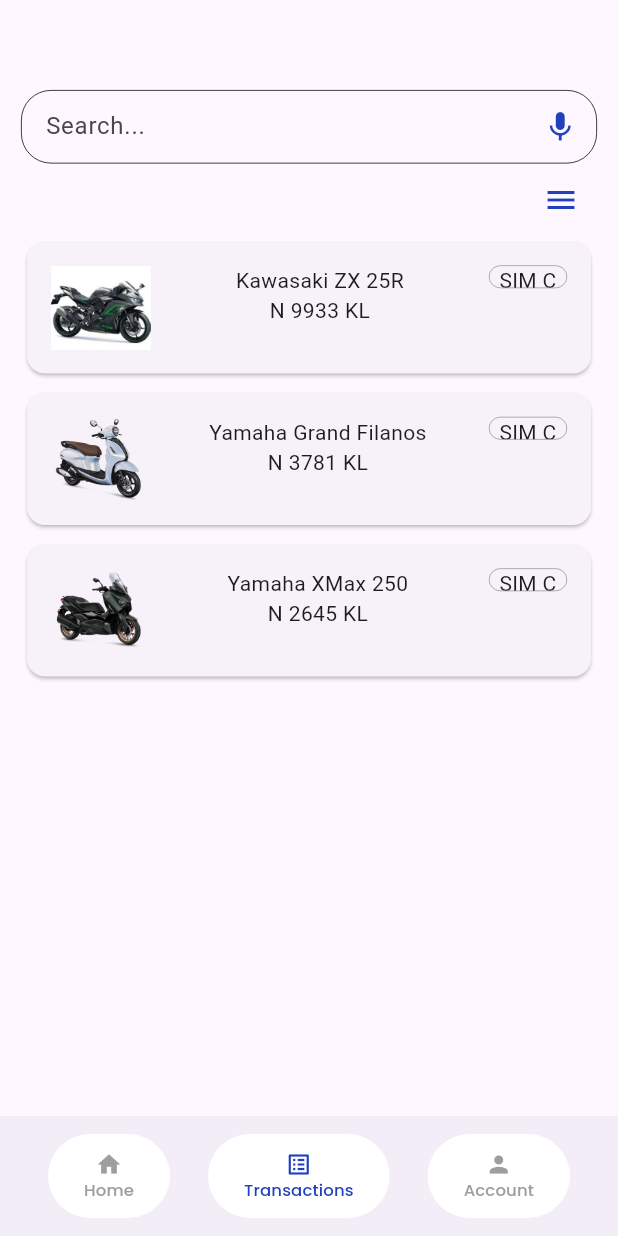
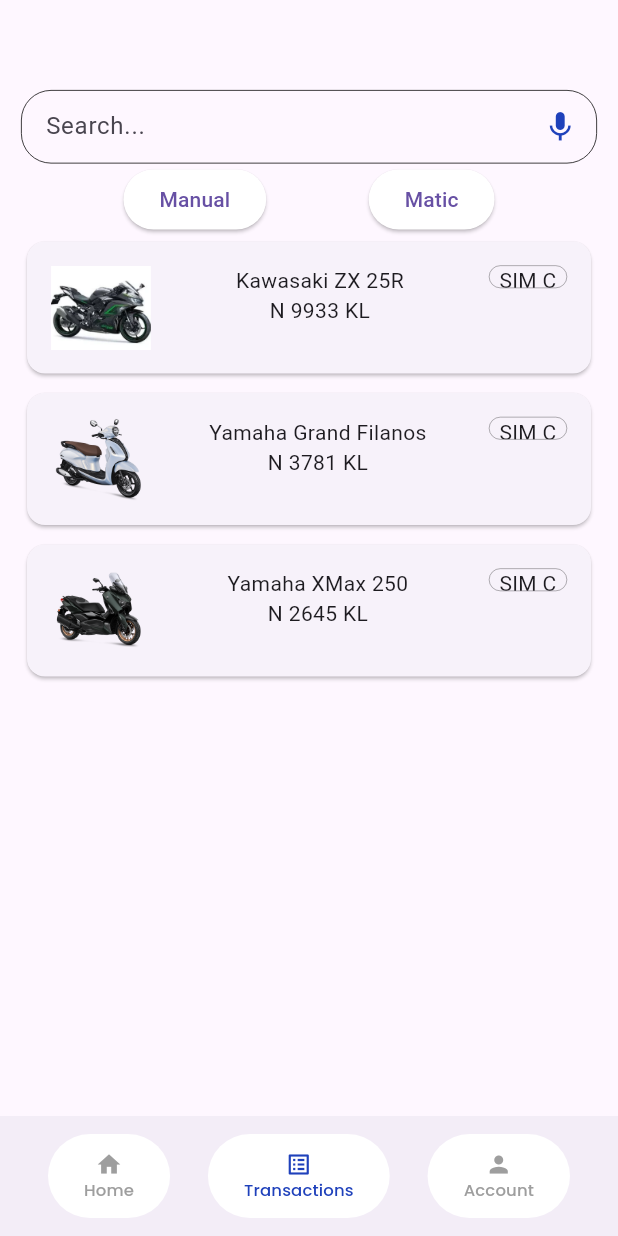
Before and after one commit to BrianMohamadSafiudin/SEPEDAKU, a Flutter app: the TransactionScreen screen opened directly, on a phone screen of 412 x 824 dp. Run offline on Flutter 3.47's test engine with Material 3 defaults, Android fonts, the phone set to English and light mode, and no system bars; our stand-ins replace animated_splash_screen, camera, cloud_firestore, easy_localization, firebase_auth, firebase_core and 7 more; missing offline and left inert: google_mlkit_text_recognition; accounts and stored records are empty.

Commit message:
W16 : Filter Button

```diff
--- a/src/lib/screens/transactions/components/body.dart
+++ b/src/lib/screens/transactions/components/body.dart
@@ -1,119 +1,60 @@
-import 'package:google_fonts/google_fonts.dart';
+import 'package:flutter/material.dart';
 import 'package:sepedaku/components/button_search.dart';
-import 'package:sepedaku/components/color.dart';
 import 'package:sepedaku/screens/transactions/components/view_item.dart';
-import 'package:flutter/material.dart';
 
 class Body extends StatefulWidget {
-  const Body({super.key});
+  const Body({Key? key}) : super(key: key);
 
   @override
   State<Body> createState() => _BodyState();
 }
 
 class _BodyState extends State<Body> {
-  bool isFilterVisible = false;
+  bool isKawasakiFilterSelected = false;
+  bool isYamahaFilterSelected = false;
+
   @override
   Widget build(BuildContext context) {
-    Size size = MediaQuery.of(context).size;
     return SingleChildScrollView(
       child: Padding(
         padding: const EdgeInsets.symmetric(horizontal: 14),
         child: Column(
           crossAxisAlignment: CrossAxisAlignment.end,
           children: [
-            ButtonSearch(),
-            IconButton(
+            ButtonSearch(), // Move the Search button to the top
+            Row(
+              mainAxisAlignment: MainAxisAlignment.spaceEvenly,
+              children: [
+                ElevatedButton(
                   onPressed: () {
                     setState(() {
-                    isFilterVisible = !isFilterVisible;
+                      isKawasakiFilterSelected = !isKawasakiFilterSelected;
                     });
                   },
-                icon: Icon(
-                  Icons.menu,
-                  color: primaryColor,
-                )),
-            Stack(
-              alignment: Alignment.topRight,
-              children: [
-                GridItem(),
-                Visibility(
-                  visible: isFilterVisible,
-                  child: Container(
-                    color: primaryColor,
-                    height: size.height,
-                    width: size.width * 0.7,
-                    child: Padding(
-                      padding: const EdgeInsets.all(16),
-                      child: Column(
-                        crossAxisAlignment: CrossAxisAlignment.start,
-                        children: [
-                          Text(
-                            'Filter',
-                            style: GoogleFonts.poppins(
-                                fontSize: 22,
-                                color: Colors.white,
-                                fontWeight: FontWeight.w500),
+                  style: ElevatedButton.styleFrom(
+                    primary: isKawasakiFilterSelected
+                        ? Colors.blue
+                        : Colors.white,
                   ),
-                          Divider(
-                            color: Colors.white,
+                  child: Text('Manual'),
                 ),
-                          Container(
-                            margin: EdgeInsets.only(top: 8),
-                            // color: Colors.amber,
-                            height: size.height * 0.15,
-                            child: Column(
-                              mainAxisAlignment: MainAxisAlignment.spaceEvenly,
-                              crossAxisAlignment: CrossAxisAlignment.start,
-                              children: [
-                                Text(
-                                  'Kategori',
-                                  style: GoogleFonts.poppins(
-                                      fontSize: 18, color: Colors.white),
+                ElevatedButton(
+                  onPressed: () {
+                    setState(() {
+                      isYamahaFilterSelected = !isYamahaFilterSelected;
+                    });
+                  },
+                  style: ElevatedButton.styleFrom(
+                    primary: isYamahaFilterSelected
+                        ? Colors.blue
+                        : Colors.white,
                   ),
-                                Row(
-                                  mainAxisAlignment:
-                                      MainAxisAlignment.spaceEvenly,
-                                  children: [
-                                    Container(
-                                      decoration: BoxDecoration(
-                                          border:
-                                              Border.all(color: Colors.white)),
-                                      child: Padding(
-                                        padding: const EdgeInsets.all(8),
-                                        child: Text(
-                                          'Manual',
-                                          style: GoogleFonts.poppins(
-                                              color: Colors.white,
-                                              fontSize: 18),
-                                        ),
-                                      ),
-                                    ),
-                                    Container(
-                                      decoration: BoxDecoration(
-                                          border:
-                                              Border.all(color: Colors.white)),
-                                      child: Padding(
-                                        padding: const EdgeInsets.all(8),
-                                        child: Text(
-                                          'Matic',
-                                          style: GoogleFonts.poppins(
-                                              color: Colors.white,
-                                              fontSize: 18),
-                                        ),
-                                      ),
+                  child: Text('Matic'),
                 ),
               ],
-                                )
-                              ],
             ),
-                          )
-                        ],
-                      ),
-                    ),
-                  ),
-                ),
-              ],
+            GridItem(
+              showManualFilter: isKawasakiFilterSelected,
             ),
           ],
         ),
@@ -122,36 +63,43 @@
   }
 }
 
+class GridItem extends StatelessWidget {
+  final bool showManualFilter;
 
-class GridItem extends StatelessWidget {
-  const GridItem({
-    super.key,
-  });
+  const GridItem({Key? key, required this.showManualFilter}) : super(key: key);
 
   @override
   Widget build(BuildContext context) {
-    Size size = MediaQuery.of(context).size;
     return Container(
-      height: size.height * 0.69,
+      height: MediaQuery.of(context).size.height * 0.69,
       child: GridView.builder(
-        itemCount: 3,
+        itemCount: showManualFilter ? 1 : 3,
         gridDelegate: SliverGridDelegateWithFixedCrossAxisCount(
           crossAxisCount: 1,
           childAspectRatio: 4,
           mainAxisSpacing: 5,
         ),
         itemBuilder: (context, index) {
-          if (index == 0) {
+          if (showManualFilter) {
             return buildFirstItem(context);
-          } else if (index == 1) {
             return buildSecondItem(context);
           } else {
+            switch (index) {
+              case 0:
+                return buildFirstItem(context);
+              case 1:
+                return buildSecondItem(context);
+              case 2:
                 return buildThirdItem(context);
+              default:
+                return Container();
+            }
           }
         },
       ),
     );
   }
+
 
   Widget buildFirstItem(BuildContext context) {
     return InkWell(
@@ -274,3 +222,84 @@
     ),
   );
 }
+
+Widget buildFourthItem(BuildContext context) {
+  return InkWell(
+    onTap: () {
+      Navigator.push(context, MaterialPageRoute(builder: (context) {
+        return ViewItemScreen3();
+      }));
+    },
+    child: Card(
+      child: Container(
+        margin: EdgeInsets.all(16),
+        child: Row(
+          mainAxisAlignment: MainAxisAlignment.spaceBetween,
+          crossAxisAlignment: CrossAxisAlignment.start,
+          children: [
+            Image.asset(
+                "assets/images/Matic2.png"), // Replace with the actual image path
+            Column(
+              children: [
+                Text("Yaamahaa XMax 2510"),
+                Text("N 2645 KL"),
+              ],
+            ),
+            Container(
+              height: 15,
+              width: 52,
+              decoration: BoxDecoration(
+                border: Border.all(width: 0.2),
+                borderRadius: BorderRadius.circular(15),
+              ),
+              child: Text(
+                "SIM C",
+                textAlign: TextAlign.center,
+              ),
+            )
+          ],
+        ),
+      ),
+    ),
+  );
+}
+
+Widget buildFifthItem(BuildContext context) {
+    return InkWell(
+      onTap: () {
+        Navigator.push(context, MaterialPageRoute(builder: (context) {
+          return ViewItemScreen();
+        }));
+      },
+      child: Card(
+        child: Container(
+          margin: EdgeInsets.all(16),
+          child: Row(
+            mainAxisAlignment: MainAxisAlignment.spaceBetween,
+            crossAxisAlignment: CrossAxisAlignment.start,
+            children: [
+              Image.asset("assets/images/kawasaki.png"),
+              Column(
+                children: [
+                  Text("Kawasaki ZX 25R"),
+                  Text("N 9933 KL"),
+                ],
+              ),
+              Container(
+                height: 15,
+                width: 52,
+                decoration: BoxDecoration(
+                  border: Border.all(width: 0.2),
+                  borderRadius: BorderRadius.circular(15),
+                ),
+                child: Text(
+                  "SIM C",
+                  textAlign: TextAlign.center,
+                ),
+              )
+            ],
+          ),
+        ),
+      ),
+    );
+  }
```
Also changed, not shown: src/assets/images/kawasaki2.png (added), src/pubspec.lock. Lines whose indentation alone changed are shown as unchanged.
